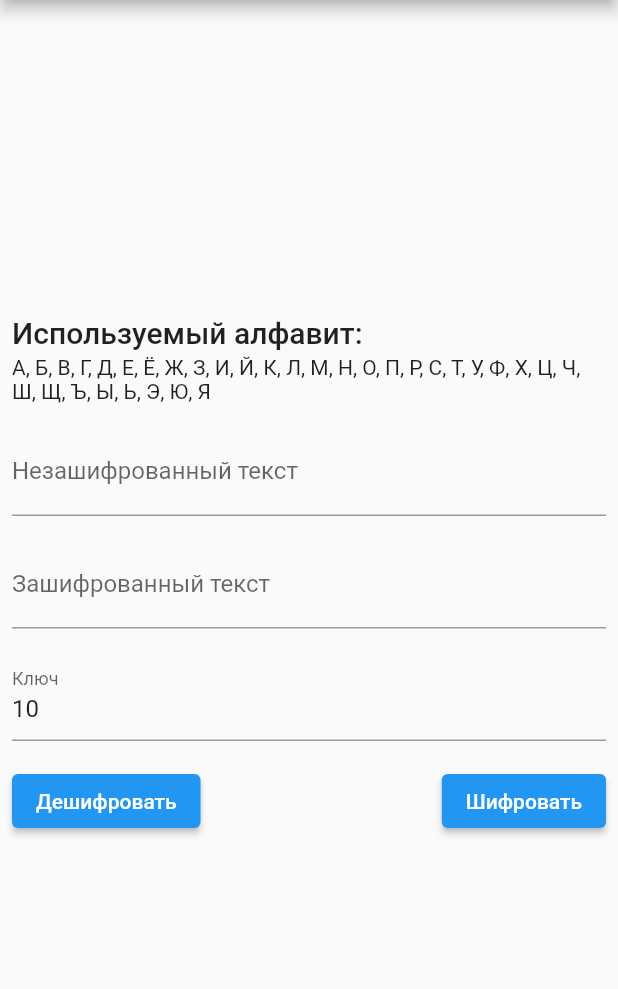
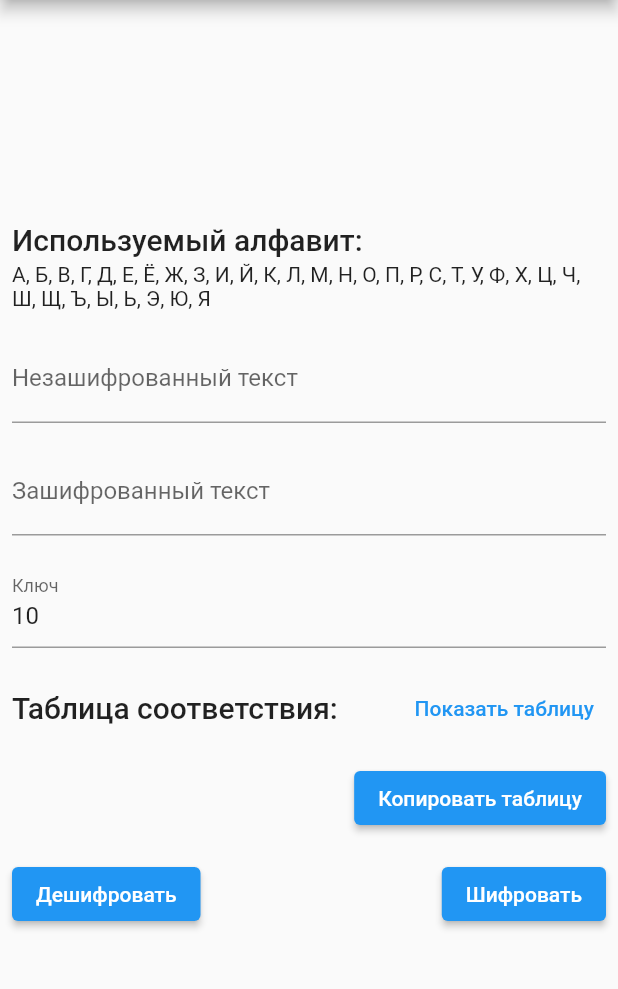
Before and after one commit to mishkov/encryption, a Flutter app: the CaesarEncryption screen opened by its route, after a tap on "Шифровать", on a phone screen of 412 x 824 dp, the part 84-1073 px from its top. Run offline on Flutter 3.47's test engine with Material 2 defaults, Android fonts, the phone set to English and light mode, and no system bars.

Commit message:
Add table view

```diff
--- a/lib/caesar_encryption.dart
+++ b/lib/caesar_encryption.dart
@@ -51,6 +51,8 @@ class CcaesarEncryptionState extends State<CaesarEncryption> {
     'Я',
   ];
 
+  Map<String, String> _table = {};
+
   @override
   Widget build(BuildContext context) {
     return Scaffold(
@@ -98,6 +100,8 @@ class CcaesarEncryptionState extends State<CaesarEncryption> {
                       ),
                     ),
                     const SizedBox(height: 16),
+                    EncryptionTable(table: _table),
+                    const SizedBox(height: 16),
                     Row(
                       children: [
                         ElevatedButton(
@@ -143,12 +147,16 @@ class CcaesarEncryptionState extends State<CaesarEncryption> {
       return;
     }
 
+    for (final char in _alphabet) {
+      _table[char] =
+          _alphabet[(_alphabet.indexOf(char) + key) % _alphabet.length];
+    }
+
     final source = _sourceController.text.toUpperCase().characters;
     String encryptedText = '';
     for (final char in source) {
       if (_alphabet.contains(char)) {
-        encryptedText +=
-            _alphabet[(_alphabet.indexOf(char) + key) % _alphabet.length];
+        encryptedText += _table[char]!;
       } else {
         encryptedText += char;
       }
@@ -201,3 +209,110 @@ class CcaesarEncryptionState extends State<CaesarEncryption> {
     });
   }
 }
+
+class EncryptionTable extends StatefulWidget {
+  const EncryptionTable({
+    Key? key,
+    required Map<String, String> table,
+  })  : _table = table,
+        super(key: key);
+
+  final Map<String, String> _table;
+
+  @override
+  State<EncryptionTable> createState() => _EncryptionTableState();
+}
+
+class _EncryptionTableState extends State<EncryptionTable> {
+  bool toShowTable = false;
+
+  @override
+  Widget build(BuildContext context) {
+    final keys = widget._table.keys;
+
+    return Column(
+      crossAxisAlignment: CrossAxisAlignment.end,
+      children: [
+        Row(
+          mainAxisAlignment: MainAxisAlignment.spaceBetween,
+          children: [
+            Text(
+              'Таблица соответствия:',
+              style: Theme.of(context).textTheme.headline6,
+            ),
+            TextButton(
+              onPressed: () {
+                setState(() {
+                  toShowTable = !toShowTable;
+                });
+              },
+              child: Text('${toShowTable ? "Спрятать" : "Показать"} таблицу'),
+            ),
+          ],
+        ),
+        const SizedBox(height: 4),
+        AnimatedSwitcher(
+          duration: const Duration(milliseconds: 300),
+          child: toShowTable
+              ? Table(
+                  border: TableBorder.all(),
+                  columnWidths: const <int, TableColumnWidth>{
+                    0: IntrinsicColumnWidth(),
+                    1: IntrinsicColumnWidth(),
+                  },
+                  children: [
+                    TableRow(
+                      children: List.generate(
+                        keys.length,
+                        (index) {
+                          final key = keys.elementAt(index);
+
+                          return Text(key);
+                        },
+                      ),
+                    ),
+                    TableRow(
+                      children: List.generate(
+                        keys.length,
+                        (index) {
+                          final key = keys.elementAt(index);
+                          final value = widget._table[key] ?? 'ERROR';
+
+                          return Text(value);
+                        },
+                      ),
+                    ),
+                  ],
+                )
+              : const SizedBox.shrink(),
+        ),
+        const SizedBox(
+          height: 8,
+        ),
+        ElevatedButton(
+          onPressed: () {
+            String formattedTable = '';
+
+            for (var i = 0; i < keys.length; i++) {
+              final key = keys.elementAt(i);
+
+              formattedTable += '$key\t';
+            }
+            formattedTable += '\n';
+
+            for (var i = 0; i < keys.length; i++) {
+              final key = keys.elementAt(i);
+              final value = widget._table[key];
+
+              formattedTable += '$value\t';
+            }
+            formattedTable += '\n';
+
+            Clipboard.setData(ClipboardData(text: formattedTable));
+          },
+          child: const Text('Копировать таблицу'),
+        ),
+      ],
+    );
+  }
+}
```
